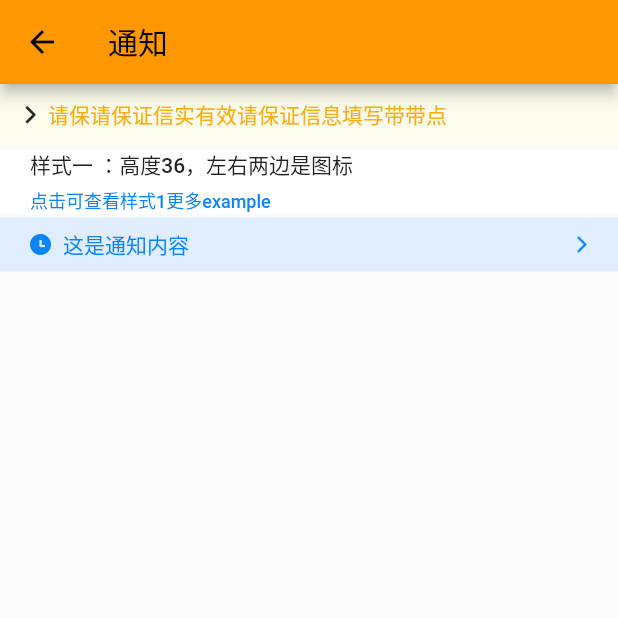
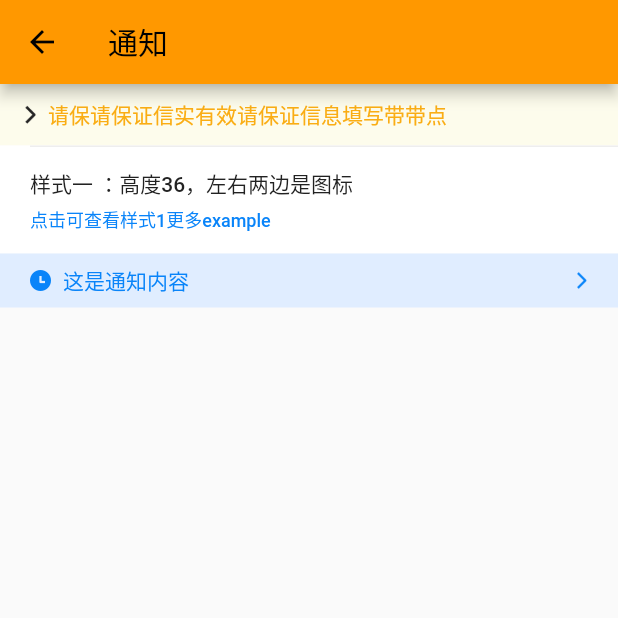
Before and after one commit to aichiko0225/flutter_ssikit, a Flutter app: the SsiNoticeBarExample screen opened directly, on a phone screen of 412 x 824 dp, the top half of it. Run offline on Flutter 3.47's test engine with Material 2 defaults, Android fonts, the phone set to English and light mode, and no system bars.

Commit message:
加入 ssi_line

````diff
--- a/example/lib/sample/home/list_item.dart
+++ b/example/lib/sample/home/list_item.dart
@@ -1,4 +1,5 @@
 import 'package:flutter/material.dart';
+import 'package:flutter_ssikit/flutter_ssikit.dart';
 
 /// 列表项
 class ListItem extends StatefulWidget {
@@ -58,16 +59,16 @@ class _ListItemState extends State<ListItem> {
             mainAxisAlignment: MainAxisAlignment.center,
             crossAxisAlignment: CrossAxisAlignment.start,
             children: [
-              // widget.isShowLine
-              //     ? BrnLine(
-              //         color: Color(0xFFEEEEEE),
-              //         height: 1,
-              //       )
-              //     : Container(),
-              // BrnLine(
-              //   height: 14,
-              //   color: Colors.transparent,
-              // ),
+              widget.isShowLine
+                  ? SsiLine(
+                      color: Color(0xFFEEEEEE),
+                      height: 1,
+                    )
+                  : Container(),
+              SsiLine(
+                height: 14,
+                color: Colors.transparent,
+              ),
               Wrap(children: [
                 Text(
                   widget.title,
@@ -84,10 +85,10 @@ class _ListItemState extends State<ListItem> {
                 widget.describe,
                 style: TextStyle(color: widget.describeColor ?? Color(0xFF999999), fontSize: 12),
               ),
-              // BrnLine(
-              //   height: 14,
-              //   color: Colors.transparent,
-              // )
+              SsiLine(
+                height: 14,
+                color: Colors.transparent,
+              )
             ],
           )),
     );
--- a/example/pubspec.yaml
+++ b/example/pubspec.yaml
@@ -1,6 +1,7 @@
 name: flutter_ssikit_example
 description: Demonstrates how to use the flutter_ssikit plugin.
 
+version: 1.0.0+1
 # The following line prevents the package from being accidentally published to
 # pub.dev using `flutter pub publish`. This is preferred for private packages.
 publish_to: 'none' # Remove this line if you wish to publish to pub.dev
--- a/lib/flutter_ssikit.dart
+++ b/lib/flutter_ssikit.dart
@@ -14,6 +14,10 @@ export 'src/utils/ssi_tools.dart';
 //文本
 export 'src/components/text/ssi_expandable_text.dart';
 
+//分割线
+export 'src/components/line/ssi_line.dart';
+export 'src/components/line/ssi_dashed_line.dart';
+
 //通知栏
 export 'src/components/noticebar/ssi_notice_bar.dart';
 
--- /dev/null
+++ b/lib/src/components/line/ssi_line.dart
@@ -0,0 +1,56 @@
+import '../../theme/ssi_theme_configurator.dart';
+import 'package:flutter/material.dart';
+
+/// 用于分割页面组件元素的横向分割线
+/// 支持自定义颜色、左右间距、和高度
+///
+/// 系统提供的[Divider]组件，当设置的高度过大时，会出现中间一条线，
+///
+/// ```dart
+///   SsiLine()
+///
+///   SsiLine(
+///      leftInset: 20,
+///   )
+///
+/// ```
+///
+/// 相关分割线如下:
+///
+class SsiLine extends StatelessWidget {
+  /// 分割线的或者分割条的颜色 可以通过[SsiThemeConfigurator]配置默认颜色
+  final Color? color;
+
+  /// 分割线的或者分割条的高度 默认0.5
+  final double height;
+
+  /// 左边缩进距离
+  final double leftInset;
+
+  /// 右边缩进距离
+  final double rightInset;
+
+  SsiLine({
+    Key? key,
+    this.color,
+    this.height = 0.5,
+    this.leftInset = 0,
+    this.rightInset = 0,
+  }) : super(key: key);
+
+  @override
+  Widget build(BuildContext context) {
+    return Padding(
+      padding: EdgeInsets.only(left: leftInset, right: rightInset),
+      child: Divider(
+        thickness: height,
+        height: height,
+        color: color ??
+            SsiThemeConfigurator.instance
+                .getConfig()
+                ?.commonConfig
+                ?.dividerColorBase,
+      ),
+    );
+  }
+}
````
Also changed, not shown: lib/src/components/line/ssi_dashed_line.dart (added, +184 -0 lines).
